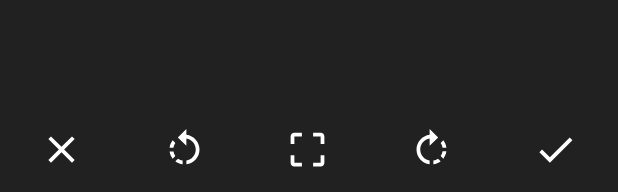
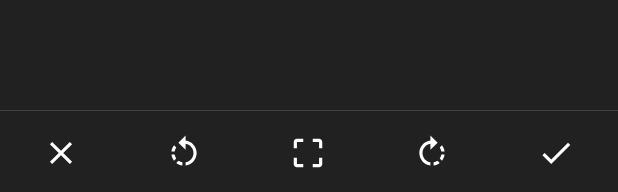
Before and after one commit to DerrickLJH2000/PhotoScanner, an Android app: the layout activity_adjustment.xml on its own in the app's theme, with its tools: preview values and no code run, on a phone screen of 412 x 824 dp. Shown: the part 1041-1233 px from the top of the screen. Run offline under Robolectric (Android 15) with nearby library versions, the phone set to English and light mode, and no system bars.

Commit message:
Perspective Transform done 3.0

```diff
--- a/app/src/main/java/com/example/digitalizedphotobook/ScanActivity.java
+++ b/app/src/main/java/com/example/digitalizedphotobook/ScanActivity.java
@@ -450,9 +450,9 @@ public class ScanActivity extends AppCompatActivity {
             }
             // Log.d(TAG, String.valueOf(bitmap));
             ByteArrayOutputStream stream = new ByteArrayOutputStream();
-            bitmap.compress(Bitmap.CompressFormat.JPEG, 100, stream);
+            bitmap.compress(Bitmap.CompressFormat.PNG, 100, stream);
             byte[] bytes = stream.toByteArray();
-            File mFile = new File(getExternalFilesDir("Temp"), "temp.jpg");
+            File mFile = new File(getExternalFilesDir("Temp"), "temp.png");
             try {
                 mFile.createNewFile();
                 FileOutputStream fileOutputStream = new FileOutputStream(mFile);
--- a/app/src/main/res/layout/activity_adjustment.xml
+++ b/app/src/main/res/layout/activity_adjustment.xml
@@ -16,6 +16,7 @@
         android:layout_height="wrap_content"
         android:layout_marginLeft="10dp"
         android:layout_marginTop="10dp"
+        android:layout_marginBottom="10dp"
         android:layout_marginRight="10dp"
         android:layout_weight="1">
 
@@ -41,82 +42,86 @@
                 android:clipToPadding="true" />
         </RelativeLayout>
     </FrameLayout>
-
+    <View
+        android:layout_width="match_parent"
+        android:layout_height="0.5dp"
+        android:background="@color/color_dark_grey2"/>
     <LinearLayout
         android:id="@+id/linlay1"
         android:layout_width="match_parent"
         android:layout_height="wrap_content"
-        android:layout_marginTop="15dp"
-        android:layout_marginBottom="15dp"
+        android:paddingTop="15dp"
+        android:paddingBottom="15dp"
+        android:elevation="5dp"
         android:gravity="center"
         android:orientation="horizontal">
 
         <LinearLayout
             android:layout_width="0dp"
-            android:layout_height="30dp"
+            android:layout_height="25dp"
             android:layout_weight="1"
             android:gravity="center"
             android:orientation="vertical">
 
             <ImageView
                 android:id="@+id/ivBack"
-                android:layout_width="30dp"
+                android:layout_width="25dp"
                 android:layout_height="match_parent"
                 android:src="@drawable/ic_clear" />
         </LinearLayout>
 
         <LinearLayout
             android:layout_width="0dp"
-            android:layout_height="30dp"
+            android:layout_height="25dp"
             android:layout_weight="1"
             android:gravity="center"
             android:orientation="vertical">
 
             <ImageView
                 android:id="@+id/ivRotateLeft"
-                android:layout_width="30dp"
+                android:layout_width="25dp"
                 android:layout_height="match_parent"
                 android:src="@drawable/ic_rotate_left" />
         </LinearLayout>
 
         <LinearLayout
             android:layout_width="0dp"
-            android:layout_height="30dp"
+            android:layout_height="25dp"
             android:layout_weight="1"
             android:gravity="center"
             android:orientation="vertical">
 
             <ImageView
                 android:id="@+id/ivCrop"
-                android:layout_width="30dp"
+                android:layout_width="25dp"
                 android:layout_height="match_parent"
                 android:src="@drawable/ic_crop" />
         </LinearLayout>
 
         <LinearLayout
             android:layout_width="0dp"
-            android:layout_height="30dp"
+            android:layout_height="25dp"
             android:layout_weight="1"
             android:gravity="center"
             android:orientation="vertical">
 
             <ImageView
                 android:id="@+id/ivRotateRight"
-                android:layout_width="30dp"
+                android:layout_width="25dp"
                 android:layout_height="match_parent"
                 android:src="@drawable/ic_rotate_right" />
         </LinearLayout>
 
         <LinearLayout
             android:layout_width="0dp"
-            android:layout_height="30dp"
+            android:layout_height="25dp"
             android:layout_weight="1"
             android:gravity="center"
             android:orientation="vertical">
 
             <ImageView
                 android:id="@+id/ivConfirm"
-                android:layout_width="30dp"
+                android:layout_width="25dp"
                 android:layout_height="match_parent"
                 android:src="@drawable/ic_check" />
         </LinearLayout>
--- a/app/src/main/res/values/colors.xml
+++ b/app/src/main/res/values/colors.xml
@@ -6,6 +6,7 @@
     <color name="color_white">#FFFFFF</color>
     <color name="color_black">#000000</color>
     <color name="color_dark_grey">#212121</color>
+    <color name="color_dark_grey2">#424242</color>
     <color name="color_light_grey">#D3D3D3</color>
     <color name="ActivityBackground">#E5E5E5</color>
     <color name="color_red">#FF0000</color>
```
Also changed, not shown: app/src/main/java/com/example/digitalizedphotobook/AdjustmentActivity.java (+61 -141 lines), app/src/main/java/com/example/digitalizedphotobook/ResultActivity.java (+5 -5 lines), app/src/main/res/layout/activity_result.xml (+13 -12 lines), 8 other files.
